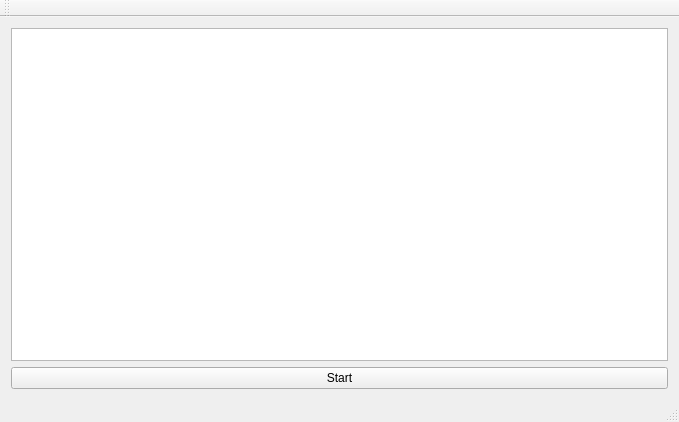
Old version of the form forms/mainwindow.ui in the repository Lezh1k/QCurler.
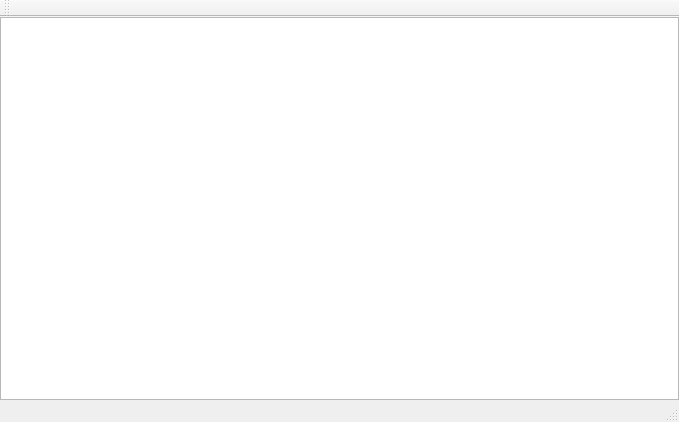
New version of the form.

Diff of the .ui file:
```diff
--- a/forms/mainwindow.ui
+++ b/forms/mainwindow.ui
@@ -15,18 +15,29 @@
   </property>
   <widget class="QWidget" name="centralWidget">
    <layout class="QVBoxLayout" name="verticalLayout">
+    <property name="spacing">
+     <number>0</number>
+    </property>
+    <property name="leftMargin">
+     <number>0</number>
+    </property>
+    <property name="topMargin">
+     <number>0</number>
+    </property>
+    <property name="rightMargin">
+     <number>0</number>
+    </property>
+    <property name="bottomMargin">
+     <number>0</number>
+    </property>
     <item>
      <layout class="QGridLayout" name="gridLayout">
+      <property name="spacing">
+       <number>0</number>
+      </property>
       <item row="0" column="0">
        <widget class="QTableView" name="tv_statistics"/>
       </item>
-      <item row="1" column="0">
-       <widget class="QPushButton" name="btn_start_stop">
-        <property name="text">
-         <string>Start</string>
-        </property>
-       </widget>
-      </item>
      </layout>
     </item>
    </layout>
```
Left out of the diff: 6 changed lines with no effect on the pictures.
